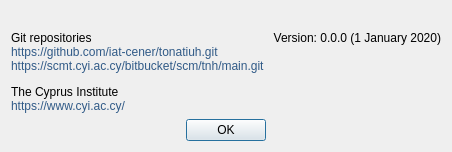
CST-Modelling-Tools/TonatiuhPP, file source/application/widgets/AboutDialog.ui: the form before one commit.
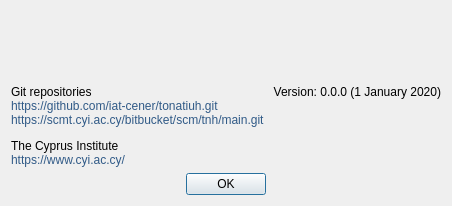
The form after the commit.

Diff of the .ui file:
```diff
--- a/source/application/widgets/AboutDialog.ui
+++ b/source/application/widgets/AboutDialog.ui
@@ -2,6 +2,14 @@
 <ui version="4.0">
  <class>AboutDialog</class>
  <widget class="QDialog" name="AboutDialog">
+  <property name="geometry">
+   <rect>
+    <x>0</x>
+    <y>0</y>
+    <width>424</width>
+    <height>206</height>
+   </rect>
+  </property>
   <property name="windowTitle">
    <string>About</string>
   </property>
```
Left out of the diff: 3 changed lines with no effect on the pictures.
